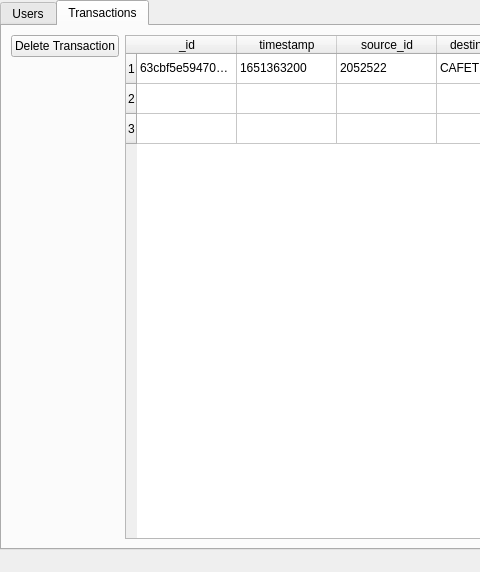
This is qt/admin.ui in 1icolo/AUPay as Qt 5 draws it before an edit; both pictures show x 0 to 480 and y 0 to 572 of the 786 by 572 pixel window. The edited form follows.
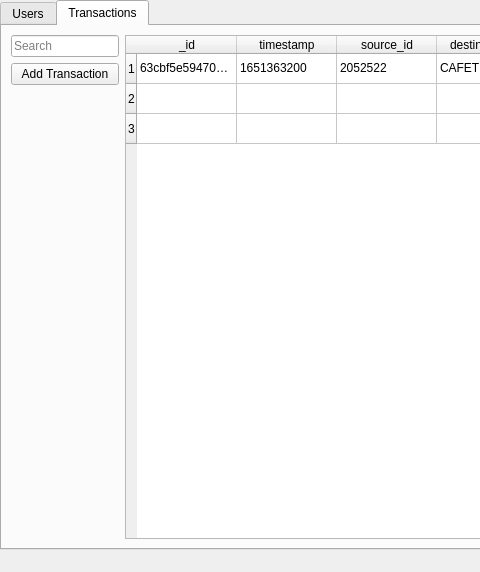
This is the edited form. Icons and pictures are not drawn.

```diff
--- a/qt/admin.ui
+++ b/qt/admin.ui
@@ -189,10 +189,29 @@
        <layout class="QHBoxLayout" name="horizontalLayout_5">
         <item>
          <layout class="QVBoxLayout" name="verticalLayout_2">
+          <property name="spacing">
+           <number>6</number>
+          </property>
+          <property name="sizeConstraint">
+           <enum>QLayout::SetFixedSize</enum>
+          </property>
+          <item>
+           <widget class="QLineEdit" name="lineEdit_2">
+            <property name="sizePolicy">
+             <sizepolicy hsizetype="Fixed" vsizetype="Fixed">
+              <horstretch>0</horstretch>
+              <verstretch>0</verstretch>
+             </sizepolicy>
+            </property>
+            <property name="placeholderText">
+             <string>Search</string>
+            </property>
+           </widget>
+          </item>
           <item>
            <widget class="QPushButton" name="pushButton_4">
             <property name="text">
-             <string>Delete Transaction</string>
+             <string>Add Transaction</string>
             </property>
            </widget>
           </item>
```
Left out of the diff: 26 changed lines with no effect on the pictures.
